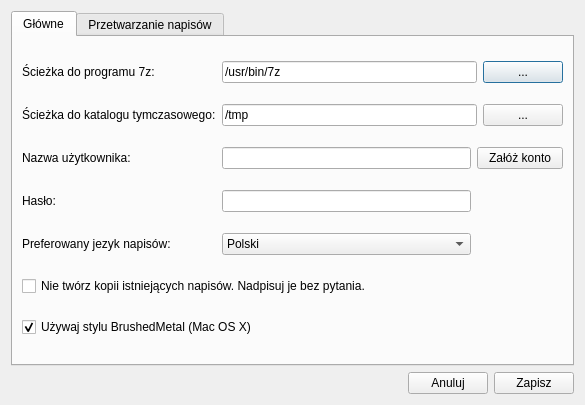
The window that ui/frmoptions.ui (QNapi/qnapi) describes before a commit, drawn with Qt 5.
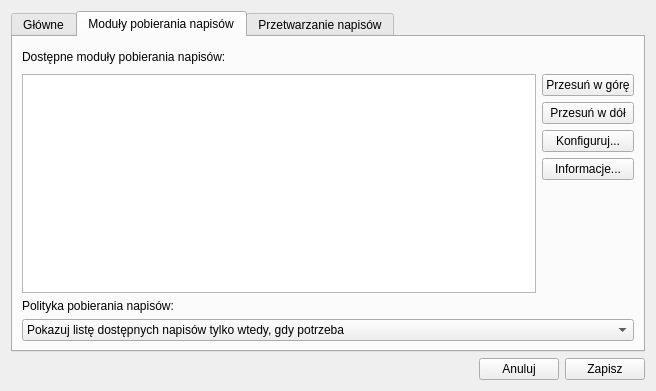
The same window after the commit. Icons and pictures are not drawn.

Commit message: Wstepny projekt zakladki "Moduly pobierania napisow"

```diff
--- a/ui/frmoptions.ui
+++ b/ui/frmoptions.ui
@@ -5,8 +5,8 @@
    <rect>
     <x>0</x>
     <y>0</y>
-    <width>585</width>
-    <height>405</height>
+    <width>656</width>
+    <height>391</height>
    </rect>
   </property>
   <property name="windowTitle" >
@@ -18,7 +18,7 @@
   </property>
   <layout class="QVBoxLayout" >
    <item>
-    <widget class="QTabWidget" name="tabPostProcessing" >
+    <widget class="QTabWidget" name="tabOptions" >
      <property name="currentIndex" >
       <number>0</number>
      </property>
@@ -78,7 +78,7 @@
        <item row="2" column="0" >
         <widget class="QLabel" name="lbNick" >
          <property name="text" >
-          <string>Nazwa użytkownika:</string>
+          <string>Nazwa użytkownika NapiProjekt:</string>
          </property>
         </widget>
        </item>
@@ -99,7 +99,7 @@
        <item row="3" column="0" >
         <widget class="QLabel" name="lbPass" >
          <property name="text" >
-          <string>Hasło:</string>
+          <string>Hasło NapiProjekt:</string>
          </property>
         </widget>
        </item>
@@ -134,14 +134,14 @@
          </item>
         </widget>
        </item>
-       <item row="5" column="0" colspan="4" >
+       <item row="8" column="0" colspan="4" >
         <widget class="QCheckBox" name="cbNoBackup" >
          <property name="text" >
           <string>Nie twórz kopii istniejących napisów. Nadpisuj je bez pytania.</string>
          </property>
         </widget>
        </item>
-       <item row="6" column="0" colspan="4" >
+       <item row="9" column="0" colspan="4" >
         <widget class="QCheckBox" name="cbUseBrushedMetal" >
          <property name="text" >
           <string>Używaj stylu BrushedMetal (Mac OS X)</string>
@@ -153,7 +153,128 @@
        </item>
       </layout>
      </widget>
-     <widget class="QWidget" name="tab_2" >
+     <widget class="QWidget" name="tabDownloadEngines" >
+      <attribute name="title" >
+       <string>Moduły pobierania napisów</string>
+      </attribute>
+      <layout class="QGridLayout" >
+       <item rowspan="8" row="1" column="0" >
+        <widget class="QListWidget" name="lwEngines" >
+         <property name="sizePolicy" >
+          <sizepolicy vsizetype="Minimum" hsizetype="Expanding" >
+           <horstretch>0</horstretch>
+           <verstretch>0</verstretch>
+          </sizepolicy>
+         </property>
+         <property name="dragDropMode" >
+          <enum>QAbstractItemView::InternalMove</enum>
+         </property>
+         <property name="gridSize" >
+          <size>
+           <width>0</width>
+           <height>18</height>
+          </size>
+         </property>
+         <property name="selectionRectVisible" >
+          <bool>true</bool>
+         </property>
+         <property name="currentRow" >
+          <number>-1</number>
+         </property>
+        </widget>
+       </item>
+       <item row="0" column="0" >
+        <widget class="QLabel" name="lbAvailableEngines" >
+         <property name="text" >
+          <string>Dostępne moduły pobierania napisów:</string>
+         </property>
+        </widget>
+       </item>
+       <item row="1" column="1" >
+        <widget class="QPushButton" name="pbMoveUp" >
+         <property name="text" >
+          <string>Przesuń w górę</string>
+         </property>
+         <property name="icon" >
+          <iconset resource="../res/resources.qrc" >
+           <normaloff>:/ui/arrow_up.png</normaloff>:/ui/arrow_up.png</iconset>
+         </property>
+        </widget>
+       </item>
+       <item row="2" column="1" >
+        <widget class="QPushButton" name="pbMoveDown" >
+         <property name="text" >
+          <string>Przesuń w dół</string>
+         </property>
+         <property name="icon" >
+          <iconset resource="../res/resources.qrc" >
+           <normaloff>:/ui/arrow_down.png</normaloff>:/ui/arrow_down.png</iconset>
+         </property>
+        </widget>
+       </item>
+       <item row="3" column="1" >
+        <widget class="QPushButton" name="pushButton" >
+         <property name="text" >
+          <string>Konfiguruj...</string>
+         </property>
+         <property name="icon" >
+          <iconset resource="../res/resources.qrc" >
+           <normaloff>:/ui/wrench.png</normaloff>:/ui/wrench.png</iconset>
+         </property>
+        </widget>
+       </item>
+       <item row="4" column="1" >
+        <widget class="QPushButton" name="pbEngineInfo" >
+         <property name="text" >
+          <string>Informacje...</string>
+         </property>
+         <property name="icon" >
+          <iconset resource="../res/resources.qrc" >
+           <normaloff>:/ui/information.png</normaloff>:/ui/information.png</iconset>
+         </property>
+        </widget>
+       </item>
+       <item row="9" column="0" >
+        <widget class="QLabel" name="label" >
+         <property name="sizePolicy" >
+          <sizepolicy vsizetype="Maximum" hsizetype="Preferred" >
+           <horstretch>0</horstretch>
+           <verstretch>0</verstretch>
+          </sizepolicy>
+         </property>
+         <property name="text" >
+          <string>Polityka pobierania napisów:</string>
+         </property>
+        </widget>
+       </item>
+       <item row="10" column="0" colspan="2" >
+        <widget class="QComboBox" name="comboBox" >
+         <property name="currentIndex" >
+          <number>1</number>
+         </property>
+         <property name="maxCount" >
+          <number>3</number>
+         </property>
+         <item>
+          <property name="text" >
+           <string>Zawsze pokazuj listę dostępnych napisów</string>
+          </property>
+         </item>
+         <item>
+          <property name="text" >
+           <string>Pokazuj listę dostępnych napisów tylko wtedy, gdy potrzeba</string>
+          </property>
+         </item>
+         <item>
+          <property name="text" >
+           <string>Zawsze pobieraj pierwsze pasujące napisy i nigdy nie pokazuj listy</string>
+          </property>
+         </item>
+        </widget>
+       </item>
+      </layout>
+     </widget>
+     <widget class="QWidget" name="tabPostProcessing" >
       <attribute name="title" >
        <string>Przetwarzanie napisów</string>
       </attribute>
```
Left out of the diff: 110 changed lines with no effect on the pictures.
